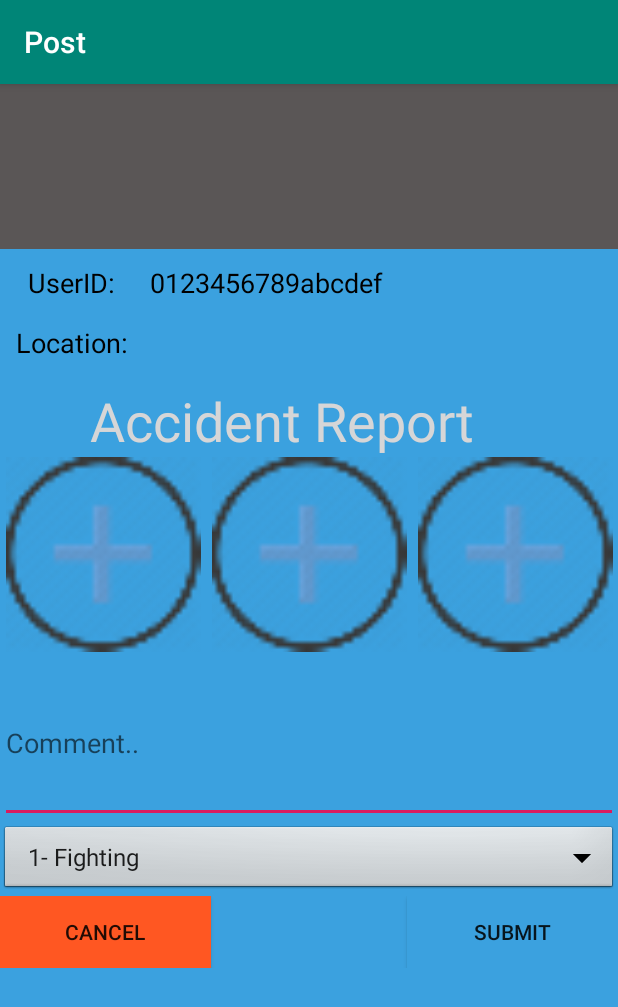
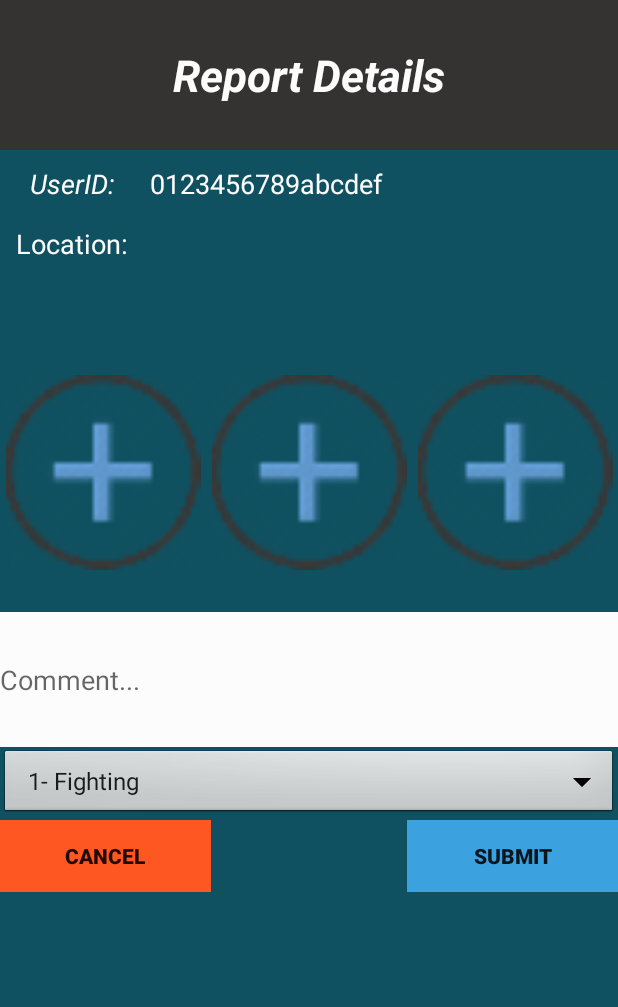
Before and after one commit to AlexanderTes/SafeBeacon, an Android app: the screen it shows after launch (MainActivity), after a tap on an icon or button, on a phone screen of 412 x 824 dp. Shown: the top 1007 px of the screen. Run offline under Robolectric (Android 15) with nearby library versions, the phone set to English and light mode, and no system bars; our stand-ins replace Firebase (no records; nobody signed in at launch, a user with empty details on screens opened directly); libraries missing offline, so code that uses them is left out: com.google.maps.android; 8 statements that could not run were skipped.

Commit message:
update ui

```diff
--- a/app/src/main/AndroidManifest.xml
+++ b/app/src/main/AndroidManifest.xml
@@ -24,8 +24,7 @@
         android:roundIcon="@mipmap/ic_launcher_round"
         android:supportsRtl="true"
         android:theme="@style/AppTheme">
-        <activity android:name=".MainActivity"
-            android:label="Post">
+        <activity android:name=".MainActivity">
 
         </activity>
         <!--
--- a/app/src/main/java/com/capstone/safebeacon/MainActivity.java
+++ b/app/src/main/java/com/capstone/safebeacon/MainActivity.java
@@ -1,6 +1,7 @@
 package com.capstone.safebeacon;
 
 import android.Manifest;
+import android.app.Activity;
 import android.content.Context;
 import android.content.Intent;
 import android.content.pm.PackageManager;
@@ -16,6 +17,7 @@ import android.support.v4.app.ActivityCompat;
 import android.support.v7.app.AppCompatActivity;
 import android.os.Bundle;
 import android.view.View;
+import android.view.Window;
 import android.widget.AdapterView;
 import android.widget.ArrayAdapter;
 import android.widget.Button;
@@ -44,7 +46,7 @@ import java.util.Random;
 import com.google.firebase.firestore.CollectionReference;
 import com.google.firebase.firestore.FirebaseFirestore;
 
-public class MainActivity extends AppCompatActivity implements AdapterView.OnItemSelectedListener {
+public class MainActivity extends Activity implements AdapterView.OnItemSelectedListener {
 
     FirebaseFirestore db = FirebaseFirestore.getInstance();
     CollectionReference collectionReference = db.collection("reports");
@@ -143,6 +145,7 @@ public class MainActivity extends AppCompatActivity implements AdapterView.OnIte
     @Override
     protected void onCreate(Bundle savedInstanceState) {
         super.onCreate(savedInstanceState);
+        requestWindowFeature(Window.FEATURE_NO_TITLE);
         setContentView(R.layout.activity_main);
 
         Spinner spinner = findViewById(R.id.spinner);
--- a/app/src/main/java/com/capstone/safebeacon/MapsActivity.java
+++ b/app/src/main/java/com/capstone/safebeacon/MapsActivity.java
@@ -100,6 +100,8 @@ public class MapsActivity extends FragmentActivity implements OnMapReadyCallback
 
 
     ArrayList<WeightedLatLng> weightedLatLngs = new ArrayList<>();
+    String HEAT_MAP = "police_reports";
+    String MARKER_MAP = "reports";
 
 //    private static final int CAMERA_REQUEST = 1888;
 //    private static final int MY_CAMERA_PERMISSION_CODE = 100;
@@ -141,7 +143,34 @@ public class MapsActivity extends FragmentActivity implements OnMapReadyCallback
         }
     }
 
-    public void addMarkers(ArrayList<Report> reports) {
+    private void addHeatMap(ArrayList<WeightedLatLng> list) {
+        mMap.clear();
+        // Create the gradient.
+        int[] colors = {
+//                Color.rgb(102, 225, 0), // green
+//                Color.rgb(255, 0, 0)    // red
+                Color.GREEN,    // green
+                Color.YELLOW,    // yellow
+                Color.RED              //red
+        };
+
+        float[] startPoints = {
+                0.2f, 0.6f, 1f
+        };
+
+        Gradient gradient = new Gradient(colors, startPoints);
+
+        // Create a heat map tile provider, passing it the latlngs of the police reports.
+        mProvider = new HeatmapTileProvider.Builder()
+                .weightedData(list)
+                .gradient(gradient)
+                .build();
+        // Add a tile overlay to the map, using the heat map tile provider.
+        mOverlay = mMap.addTileOverlay(new TileOverlayOptions().tileProvider(mProvider));
+    }
+
+    public void addMarkers() {
+        mMap.clear();
         mMap.setInfoWindowAdapter(new CustomInfoWindowAdapter(this));
         for (int i = 0; i < reports.size(); i++) {
             Report report = reports.get(i);
@@ -155,37 +184,56 @@ public class MapsActivity extends FragmentActivity implements OnMapReadyCallback
         }
     }
 
-    public void loadNote() {
-        db.collection("police_reports")
+    public void loadNote(String collectionName) {
+        if(collectionName.equals(HEAT_MAP)) {
+            db.collection(HEAT_MAP)
                     .get()
                     .addOnCompleteListener(new OnCompleteListener<QuerySnapshot>() {
                         @Override
                         public void onComplete(@NonNull Task<QuerySnapshot> task) {
-                        if(task.isSuccessful()) {
-                            reports.clear();
+                            if (task.isSuccessful()) {
+                                weightedLatLngs.clear();
                                 for (QueryDocumentSnapshot document : task.getResult()) {
                                     //                                List<Double> group = (List<Double>) document.get("location");
                                     String id = document.getId();
                                     Double lat = Double.parseDouble(document.get("latitude").toString());
-                                Double lng = Double.parseDouble(document.get("longtitude").toString());
-                                Date time = document.getDate("time_stamp");
+                                    Double lng = Double.parseDouble(document.get("longitude").toString());
+                                    //                                Date time = document.getDate("time_stamp");
                                     Integer type = Integer.parseInt(document.get("type").toString());
-                                reports.add(new Report(id,new LatLng(lat,lng),time, type));
 
-                                weightedLatLngs.add(new WeightedLatLng(new LatLng(lat,lng),type*WEIGHT_NUMBER));
+                                    weightedLatLngs.add(new WeightedLatLng(new LatLng(lat, lng), type * WEIGHT_NUMBER));
                                 }
                             } else {
                                 Log.d(TAG, "Error getting document: ", task.getException());
 
                             }
-                        mMap.clear();
-                        if(switchView.isChecked())
-                            addMarkers(reports);
-                        else
                             addHeatMap(weightedLatLngs);
-                        Log.d(TAG, "LoadNote-inloop: " + reports.size());
                         }
                     });
+        } else {
+            db.collection(MARKER_MAP)
+                    .get()
+                    .addOnCompleteListener(new OnCompleteListener<QuerySnapshot>() {
+                        @Override
+                        public void onComplete(@NonNull Task<QuerySnapshot> task) {
+                            if (task.isSuccessful()) {
+                                reports.clear();
+                                for (QueryDocumentSnapshot document : task.getResult()) {
+                                    String id = document.getId();
+                                    Double lat = Double.parseDouble(document.get("latitude").toString());
+                                    Double lng = Double.parseDouble(document.get("longitude").toString());
+                                    Date time = document.getDate("time_stamp");
+                                    Integer type = Integer.parseInt(document.get("type").toString());
+                                    reports.add(new Report(id, new LatLng(lat, lng), time, type));
+                                }
+                            } else {
+                                Log.d(TAG, "Error getting document: ", task.getException());
+
+                            }
+                            addMarkers();
+                        }
+                    });
+        }
     }
 
     @Override
@@ -220,8 +268,7 @@ public class MapsActivity extends FragmentActivity implements OnMapReadyCallback
                 .findFragmentById(R.id.map);
         mapFragment.getMapAsync(this);
 
-        loadNote();
-        Log.d(TAG, "LoadNote: " + reports.size());
+        loadNote(MARKER_MAP);
 
         init();
 
@@ -231,11 +278,13 @@ public class MapsActivity extends FragmentActivity implements OnMapReadyCallback
                 if (b) {
                     reLay2.setVisibility(View.INVISIBLE);
                     photoButton.setVisibility(View.VISIBLE);
+                    loadNote(MARKER_MAP);
                 } else {
                     reLay2.setVisibility(View.VISIBLE);
                     photoButton.setVisibility(View.INVISIBLE);
+                    loadNote(HEAT_MAP);
                 }
-                loadNote();
+
             }
         });
 
@@ -304,6 +353,14 @@ public class MapsActivity extends FragmentActivity implements OnMapReadyCallback
         }
     }
 
+    public boolean isContainedId(String id){
+        for (int i = 0; i < reports.size(); i++){
+            if(id.equals(reports.get(i).getReportID()))
+                return true;
+        }
+        return false;
+    }
+
     // function to listen when database creates new document
     public void listenToMultiple() {
         db.collection("reports")
@@ -321,16 +378,20 @@ public class MapsActivity extends FragmentActivity implements OnMapReadyCallback
                             if(i==1)
                                 switch (dc.getType()) {
                                     case ADDED:
+                                        String id = dc.getDocument().getId();
                                         Double lat = Double.parseDouble(dc.getDocument().get("latitude").toString());
                                         Double lng = Double.parseDouble(dc.getDocument().get("longitude").toString());
                                         Integer type = Integer.parseInt(dc.getDocument().get("type").toString());
+                                        if(!isContainedId(id)){
+                                            reports.add(new Report(id,new LatLng(lat,lng),dc.getDocument().getDate("time_stamp"),type));
+                                            Log.d(TAG, "New city: " + id);
+                                        }
 
                                         // Calculate for distance
                                         Location reportLocation = new Location("report location");
                                         reportLocation.setLatitude(lat);
                                         reportLocation.setLongitude(lng);
                                         double distance = Double.parseDouble(String.valueOf(currentLocation.distanceTo(reportLocation)))* 0.000621371; //in meters => miles
-                                        Log.d(TAG, "New city: " + distance);
 
                                         // Will notify to user
                                         Notification notification = new NotificationCompat.Builder(getApplicationContext(), NotificationChannel.Channel_1_ID)
@@ -346,6 +407,8 @@ public class MapsActivity extends FragmentActivity implements OnMapReadyCallback
                                         break;
                                 }
                         }
+                        Log.d(TAG, "New city "+reports.size());
+                        addMarkers();
 
                         List<Date> comment = new ArrayList<>();
                         for (QueryDocumentSnapshot doc : value) {
@@ -386,33 +449,6 @@ public class MapsActivity extends FragmentActivity implements OnMapReadyCallback
         }
         return null;
     }
-
-    private void addHeatMap(ArrayList<WeightedLatLng> list) {
-        // Create the gradient.
-        int[] colors = {
-//                Color.rgb(102, 225, 0), // green
-//                Color.rgb(255, 0, 0)    // red
-                Color.GREEN,    // green
-                Color.YELLOW,    // yellow
-                Color.RED              //red
-        };
-
-        float[] startPoints = {
-                0.2f, 0.6f, 1f
-        };
-
-        Gradient gradient = new Gradient(colors, startPoints);
-
-        // Create a heat map tile provider, passing it the latlngs of the police reports.
-        mProvider = new HeatmapTileProvider.Builder()
-                .weightedData(list)
-                .gradient(gradient)
-                .build();
-        // Add a tile overlay to the map, using the heat map tile provider.
-        mOverlay = mMap.addTileOverlay(new TileOverlayOptions().tileProvider(mProvider));
-    }
-
-
 
     /**
      * Manipulates the map once available.
--- a/app/src/main/res/layout/activity_main.xml
+++ b/app/src/main/res/layout/activity_main.xml
@@ -9,27 +9,32 @@
     <LinearLayout
         android:layout_width="match_parent"
         android:layout_height="match_parent"
-        android:background="@color/colorPost"
+        android:background="#0F5161"
         android:orientation="vertical"
         tools:layout_editor_absoluteX="48dp"
         tools:layout_editor_absoluteY="16dp">
 
-        <FrameLayout
+        <LinearLayout
             android:id="@+id/titleLayout"
             android:layout_width="match_parent"
-            android:layout_height="110dp"
-            android:background="#5A5656"
+            android:layout_height="100dp"
+            android:background="#353232"
             android:orientation="horizontal"
             android:layout_gravity="center">
 
             <TextView
-                android:id="@+id/textView4"
                 android:layout_width="match_parent"
                 android:layout_height="match_parent"
-                android:layout_gravity="center"
-                android:layout_weight="1" />
+                android:id="@+id/textView4"
+                android:textSize="29sp"
+                android:textStyle="italic|bold"
+                android:textColor="#FCFCFC"
+                android:gravity="center"
+                android:text="Report Details"/>
 
-        </FrameLayout>
+
+
+        </LinearLayout>
 
         <LinearLayout
             android:id="@+id/userIdLayout"
@@ -46,8 +51,9 @@
                 android:ems="10"
                 android:text="UserID: "
                 android:textAlignment="center"
-                android:textColor="@android:color/black"
-                android:textSize="18sp" />
+                android:textColor="#FCFCFC"
+                android:textSize="18sp"
+                android:textStyle="italic"/>
 
             <TextView
                 android:id="@+id/userId"
@@ -57,7 +63,7 @@
                 android:ems="10"
                 android:inputType="textPersonName"
                 android:textAlignment="textStart"
-                android:textColor="@android:color/black"
+                android:textColor="#FCFCFC"
                 android:textSize="18sp" />
 
         </LinearLayout>
@@ -76,7 +82,7 @@
                 android:ems="10"
                 android:text="Location: "
                 android:textAlignment="center"
-                android:textColor="@android:color/black"
+                android:textColor="#FCFCFC"
                 android:textSize="18sp" />
 
             <TextView
@@ -86,23 +92,16 @@
                 android:layout_weight="1"
                 android:ems="10"
                 android:textAlignment="textStart"
-                android:textColor="@android:color/black"
+                android:textColor="#FCFCFC"
                 android:textSize="18sp" />
         </LinearLayout>
 
-        <TextView
-            android:id="@+id/textView3"
-            android:layout_width="wrap_content"
-            android:layout_height="wrap_content"
-            android:layout_marginLeft="60dp"
-            android:text="Accident Report"
-            android:textColor="@color/cast_expanded_controller_background_color"
-            android:textSize="36sp" />
 
         <LinearLayout
             android:layout_width="match_parent"
             android:layout_height="wrap_content"
-            android:orientation="horizontal">
+            android:orientation="horizontal"
+            android:layout_marginTop="60dp">
 
             <ImageView
                 android:id="@+id/imageView1"
@@ -135,11 +134,12 @@
 
         <EditText
             android:id="@+id/comment"
+            android:background="#FCFCFC"
             android:layout_width="match_parent"
-            android:layout_height="106dp"
-            android:layout_marginTop="8dp"
+            android:layout_height="90dp"
+            android:layout_marginTop="28dp"
             android:ems="10"
-            android:hint="Comment.."
+            android:hint="Comment..."
             android:inputType="textMultiLine"
             app:layout_constraintEnd_toEndOf="parent"
             app:layout_constraintHorizontal_bias="0.0"
@@ -165,7 +165,8 @@
                 android:layout_height="wrap_content"
                 android:layout_weight="1"
                 android:background="@color/colorCheck"
-                android:text="CANCEL" />
+                android:text="CANCEL"
+                android:textStyle="bold"/>
 
             <Button
                 android:id="@+id/button3"
@@ -181,7 +182,8 @@
                 android:layout_height="wrap_content"
                 android:layout_weight="1"
                 android:background="@color/colorPost"
-                android:text="SUBMIT" />
+                android:text="SUBMIT"
+                android:textStyle="bold"/>
         </LinearLayout>
 
     </LinearLayout>
```
Also changed, not shown: app/src/main/res/layout/info_window.xml (+7 -0 lines). Lines whose indentation alone changed are shown as unchanged.
